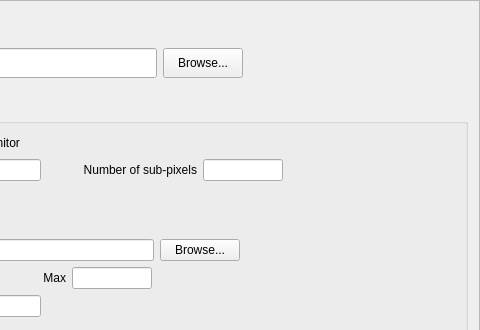
Above: Code/Mantid/Scripts/Interface/ui/sns_data_summary.ui from mantidproject/mantid before the change; both pictures show x 361 to 841 and y 0 to 330 of the 841 by 608 pixel window. Below: the same form after it.
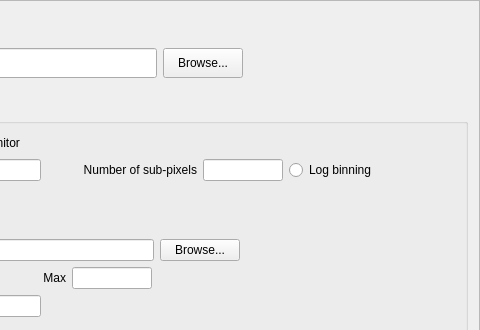
That is the form after the change.

The edit to the form file:
```diff
--- a/Code/Mantid/Scripts/Interface/ui/sns_data_summary.ui
+++ b/Code/Mantid/Scripts/Interface/ui/sns_data_summary.ui
@@ -335,6 +335,13 @@
             </property>
            </widget>
           </item>
+          <item>
+           <widget class="QRadioButton" name="log_binning_radio">
+            <property name="text">
+             <string>Log binning</string>
+            </property>
+           </widget>
+          </item>
           <item>
            <spacer name="horizontalSpacer_4">
             <property name="orientation">
```
